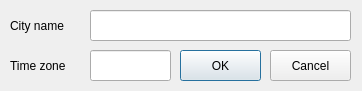
KietHa2005/test, file information.ui: the form before one commit.
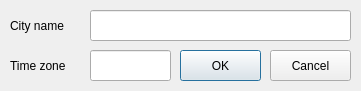
The form after the commit.

The edit to the form file:
```diff
--- a/information.ui
+++ b/information.ui
@@ -6,7 +6,7 @@
    <rect>
     <x>0</x>
     <y>0</y>
-    <width>362</width>
+    <width>361</width>
     <height>91</height>
    </rect>
   </property>
```
